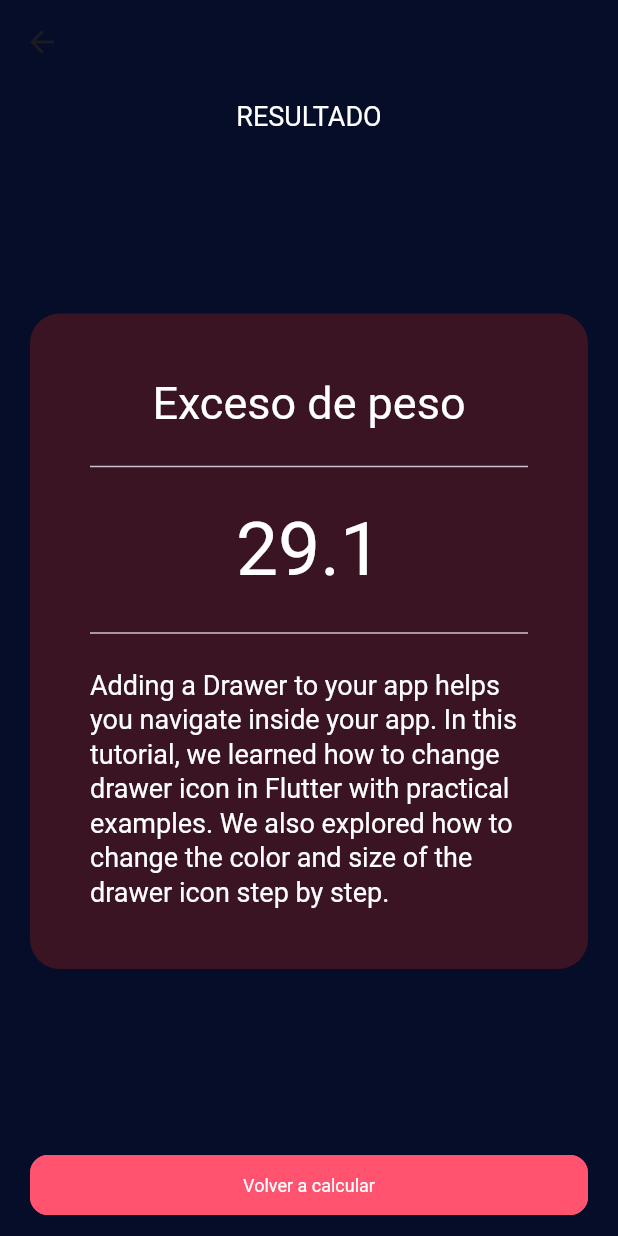
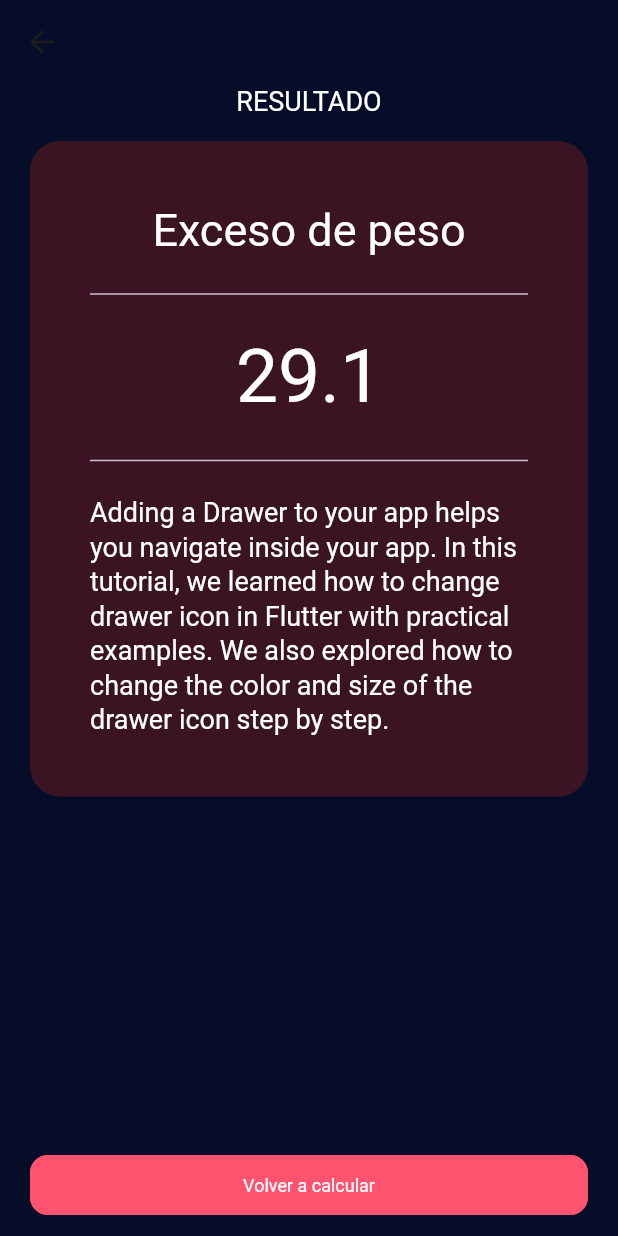
Before and after one commit to stivengm/calculadora_peso_flutter, a Flutter app: the ResultCalculatorView screen opened by its route, on a phone screen of 412 x 824 dp. Run offline on Flutter 3.47's test engine with Material 2 defaults, Android fonts, the phone set to English and light mode, and no system bars; our stand-ins replace flutter_svg, fluttertoast.

Commit message:
FIX - Ajuste de diseño resultado.

```diff
--- a/lib/gui/views/result_calculator_view/result_calculator_view.dart
+++ b/lib/gui/views/result_calculator_view/result_calculator_view.dart
@@ -46,12 +46,17 @@ class ResultCalculatorView extends StatelessWidget {
         backgroundColor: Colors.transparent,
       ),
       body: Padding(
-        padding: const EdgeInsets.symmetric(horizontal: 20.0, vertical: 10.0),
+        padding: const EdgeInsets.only(left: 20.0, right: 20.0, bottom: 10.0),
         child: Column(
           mainAxisAlignment: MainAxisAlignment.spaceBetween,
           children: [
+            Expanded(
+              child: SingleChildScrollView(
+                child: Column(
+                  children: [
                     const TextWidget(text: 'RESULTADO'),
                     Container(
+                      margin: const EdgeInsets.symmetric(vertical: 15.0),
                       width: double.infinity,
                       decoration: BoxDecoration(
                         color: cardColor,
@@ -74,7 +79,11 @@ class ResultCalculatorView extends StatelessWidget {
                         ),
                       ),
                     ),
-            PrimaryButton(text: 'Volver a calcular', onPressed: () {})
+                  ],
+                ),
+              )
+            ),
+            PrimaryButton(text: 'Volver a calcular', onPressed: () => Navigator.pop(context))
           ],
         ),
       ),
```
Lines whose indentation alone changed are shown as unchanged.
